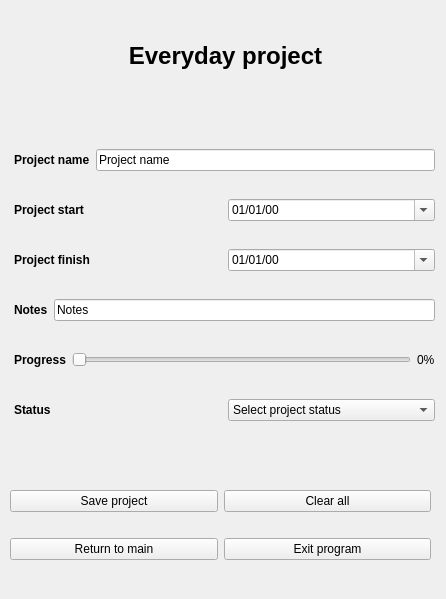
First picture: the form in src/interface/everydayProjectEditor.ui, repository SimonJagerSwe/project_planner_1.0, before the edit.
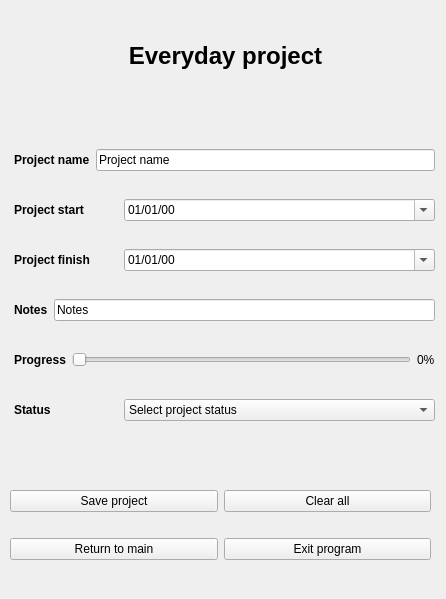
Second picture: the form after the edit. Icons and pictures are not drawn.

Diff of the .ui file:
```diff
--- a/src/interface/everydayProjectEditor.ui
+++ b/src/interface/everydayProjectEditor.ui
@@ -125,7 +125,7 @@
      </layout>
     </item>
     <item row="1" column="0">
-     <layout class="QHBoxLayout" name="everydayStartLayout">
+     <layout class="QHBoxLayout" name="everydayStartLayout" stretch="1,3">
       <item>
        <widget class="QLabel" name="startLabelEveryday">
         <property name="maximumSize">
@@ -173,7 +173,7 @@
      </layout>
     </item>
     <item row="2" column="0">
-     <layout class="QHBoxLayout" name="everydayFinishLayout">
+     <layout class="QHBoxLayout" name="everydayFinishLayout" stretch="1,3">
       <item>
        <widget class="QLabel" name="finishLabelEveryday">
         <property name="maximumSize">
@@ -294,7 +294,7 @@
      </layout>
     </item>
     <item row="5" column="0">
-     <layout class="QHBoxLayout" name="horizontalLayout_6">
+     <layout class="QHBoxLayout" name="everydayStatusLayout" stretch="1,3">
       <item>
        <widget class="QLabel" name="statusLabelEveryday">
         <property name="maximumSize">
```
Left out of the diff: 32 changed lines with no effect on the pictures.
